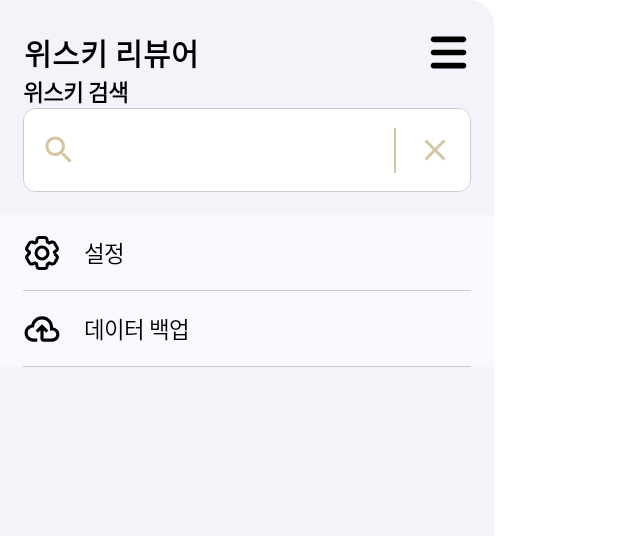
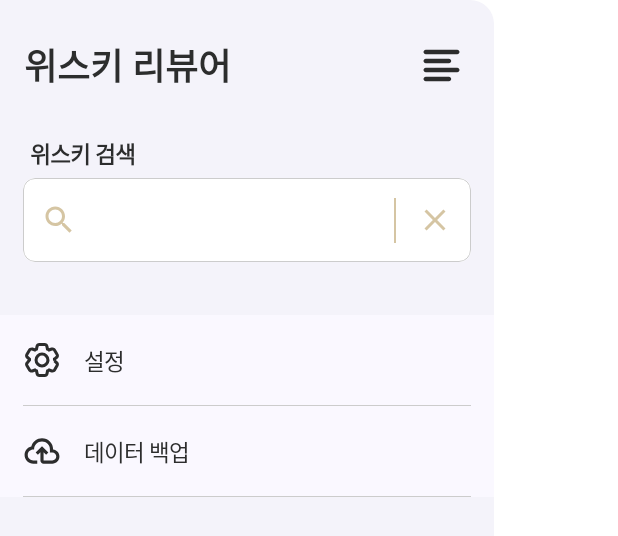
Before and after one commit to applepepsi/WhiskeyReviewer, an Android app built with Jetpack Compose: the @Preview function ModalNavPreview, on a phone screen of 412 x 824 dp. Shown: the top 536 px of the screen. Run offline under Robolectric (Android 15) with nearby library versions, the phone set to English and light mode, and no system bars.

Commit message:
전체적인 디자인 조정

```diff
--- a/app/build.gradle
+++ b/app/build.gradle
@@ -106,4 +106,6 @@ dependencies {
     //텝 페이저
     implementation("com.google.accompanist:accompanist-pager:0.28.0")
     implementation("com.google.accompanist:accompanist-pager-indicators:0.28.0")
+
+    implementation 'androidx.appcompat:appcompat:1.4.1'
 }
--- a/app/src/main/java/com/example/whiskeyreviewer/component/customComponent/TitleComponent.kt
+++ b/app/src/main/java/com/example/whiskeyreviewer/component/customComponent/TitleComponent.kt
@@ -41,7 +41,7 @@ fun MainTitleComponent(
         text = value,
         style = TextStyle.Default.copy(
             color = Color.Black,
-            fontSize = 18.sp,
+            fontSize = 22.sp,
             fontWeight = FontWeight.Bold
         )
     )
--- a/app/src/main/java/com/example/whiskeyreviewer/component/customComponent/customSearchComponent.kt
+++ b/app/src/main/java/com/example/whiskeyreviewer/component/customComponent/customSearchComponent.kt
@@ -39,7 +39,7 @@ fun CustomSearchBoxComponent(
 
     Box(
         modifier = Modifier
-            .padding(start = 15.dp, end =15.dp)
+            .padding(start = 15.dp, end =15.dp,)
             .fillMaxWidth()
 
             .clip(RoundedCornerShape(8.dp))
--- a/app/src/main/java/com/example/whiskeyreviewer/component/home/CustomFilterComponent.kt
+++ b/app/src/main/java/com/example/whiskeyreviewer/component/home/CustomFilterComponent.kt
@@ -12,8 +12,10 @@ import com.example.whiskeyreviewer.viewModel.WriteReviewViewModel
 
 @Composable
 fun CustomFilterRow(writeReviewViewModel: WriteReviewViewModel) {
+
+
     LazyRow(
-        modifier = Modifier.padding(vertical = 7.dp, horizontal = 8.dp),
+        modifier = Modifier.padding(vertical = 12.dp, horizontal = 8.dp),
         horizontalArrangement = Arrangement.spacedBy(8.dp),
     ) {
         item{
--- a/app/src/main/java/com/example/whiskeyreviewer/component/home/NavigationDrawerComponent.kt
+++ b/app/src/main/java/com/example/whiskeyreviewer/component/home/NavigationDrawerComponent.kt
@@ -46,6 +46,7 @@ import androidx.navigation.compose.rememberNavController
 import com.example.whiskeyreviewer.R
 import com.example.whiskeyreviewer.component.customComponent.CustomSearchBoxComponent
 import com.example.whiskeyreviewer.data.NavigationDrawerItems
+import com.example.whiskeyreviewer.ui.theme.LightBlackColor
 import com.example.whiskeyreviewer.ui.theme.WhiskeyReviewerTheme
 import kotlinx.coroutines.CoroutineScope
 import kotlinx.coroutines.launch
@@ -65,15 +66,15 @@ fun NavigationDrawerComponent(drawerState: DrawerState, scope: CoroutineScope) {
         Row(
             modifier= Modifier
                 .fillMaxWidth()
-                .padding(start = 8.dp, end = 15.dp),
+                .padding(start = 8.dp, end = 20.dp,top=5.dp),
             horizontalArrangement = Arrangement.SpaceBetween,
             verticalAlignment = Alignment.CenterVertically
         ){
             Text(
                 text="위스키 리뷰어",
                 style = TextStyle.Default.copy(
-                    color = Color.Black,
-                    fontSize = 20.sp,
+                    color = LightBlackColor,
+                    fontSize = 24.sp,
                     fontWeight = FontWeight.Bold
                 ),
                 modifier = Modifier.padding(start=8.dp)
@@ -89,25 +90,25 @@ fun NavigationDrawerComponent(drawerState: DrawerState, scope: CoroutineScope) {
                     },
                 imageVector = ImageVector.vectorResource(R.drawable.menu_icon),
                 contentDescription = "",
-                tint = Color.Black,
+                tint =LightBlackColor,
             )
         }
 
+        Spacer(modifier = Modifier.height(30.dp))
 
         Column(
             modifier = Modifier
                 .fillMaxWidth(),
-
             ) {
 
             Text(
                 text="위스키 검색",
                 style = TextStyle.Default.copy(
-                    color = Color.Black,
+                    color = LightBlackColor,
                     fontSize = 15.sp,
                     fontWeight = FontWeight.Bold
                 ),
-                modifier = Modifier.padding(start=15.dp)
+                modifier = Modifier.padding(start=20.dp,bottom=5.dp)
             )
             Row(
                 modifier = Modifier
@@ -123,6 +124,8 @@ fun NavigationDrawerComponent(drawerState: DrawerState, scope: CoroutineScope) {
             }
 
         }
+
+        Spacer(Modifier.height(20.dp))
 
         NavigationDrawerItemsComponent(
             navController = mainNavController,
@@ -173,16 +176,18 @@ fun NavigationDrawerItem(
     val selected = currentDestination?.hierarchy?.any { it.route == screen.screenRoute } == true
     val interactionSource = remember { MutableInteractionSource() }
 
-    Column(Modifier
+    Column(
+        Modifier
             .fillMaxWidth()
             .clickable(
                 onClick = {
                     Log.d("선택된 루트2", screen.screenRoute)
 
-                when(screen.screenRoute){
+                    when (screen.screenRoute) {
                         NavigationDrawerItems.BACKUP -> {
 
                         }
+
                         else -> {
                             modalNavController.navigate(screen.screenRoute) {
                                 popUpTo(modalNavController.graph.findStartDestination().id)
@@ -190,22 +195,24 @@ fun NavigationDrawerItem(
                             }
                         }
                     }
-            },)
+                },
+            )
     ) {
         Row(
             modifier = Modifier
                 .padding(start = 15.dp)
 
-                .height(50.dp),
+                .height(60.dp),
 
             verticalAlignment = Alignment.CenterVertically,
 
             ) {
-            Image(
-                painter = painterResource(id = screen.icon),
+            Icon(
+                imageVector = ImageVector.vectorResource(screen.icon),
                 contentDescription = screen.title,
                 modifier = Modifier
-                    .size(25.dp)
+                    .size(25.dp),
+                tint = LightBlackColor
             )
 
             Spacer(modifier = Modifier.width(15.dp))
@@ -213,7 +220,7 @@ fun NavigationDrawerItem(
             Text(
                 text = screen.title,
                 style = TextStyle.Default.copy(
-                    color = Color.Black,
+                    color = LightBlackColor,
                     fontSize = 15.sp,
                     fontWeight = FontWeight.Normal
                 ),
--- a/app/src/main/java/com/example/whiskeyreviewer/ui/theme/Color.kt
+++ b/app/src/main/java/com/example/whiskeyreviewer/ui/theme/Color.kt
@@ -14,5 +14,5 @@ val Pink40 = Color(0xFF7D5260)
 val MainColor = Color(0xFFD5C5A3)
 
 val OrangeColor =Color(0xFFFF7F00)
-
+val LightOrangeColor =Color(0xFFFFA500)
 val LightBlackColor =Color(0xFF2C2D2D)
--- a/app/src/main/res/drawable/menu_icon.xml
+++ b/app/src/main/res/drawable/menu_icon.xml
@@ -5,6 +5,7 @@
     android:viewportWidth="50"
     android:viewportHeight="50">
     <path
-        android:fillColor="#FFD5C5A3"
-        android:pathData="M41.67 36.46c0.8 0 1.57 0.3 2.15 0.86 0.58 0.56 0.93 1.31 0.97 2.11 0.04 0.8-0.24 1.59-0.76 2.2-0.53 0.6-1.26 0.99-2.06 1.06l-0.3 0.02H8.33c-0.8 0-1.57-0.31-2.15-0.87-0.58-0.55-0.93-1.3-0.97-2.1-0.04-0.8 0.24-1.6 0.76-2.2 0.53-0.6 1.26-0.99 2.06-1.07l0.3-0.01h33.34Zm0-14.59c0.83 0 1.62 0.33 2.2 0.92 0.6 0.59 0.92 1.38 0.92 2.21 0 0.83-0.33 1.62-0.91 2.21-0.59 0.59-1.38 0.91-2.21 0.91H8.33c-0.83 0-1.62-0.32-2.2-0.91C5.52 26.62 5.2 25.83 5.2 25c0-0.83 0.33-1.62 0.91-2.21 0.59-0.59 1.38-0.91 2.21-0.91h33.34Zm0-14.58c0.83 0 1.62 0.33 2.2 0.92 0.6 0.58 0.92 1.38 0.92 2.2 0 0.84-0.33 1.63-0.91 2.22-0.59 0.58-1.38 0.91-2.21 0.91H8.33c-0.83 0-1.62-0.33-2.2-0.91-0.6-0.59-0.92-1.38-0.92-2.21 0-0.83 0.33-1.63 0.91-2.21 0.59-0.59 1.38-0.92 2.21-0.92h33.34Z"/>
+        android:fillColor="#FF1E1E1E"
+        android:fillType="evenOdd"
+        android:pathData="M5 20c0-0.66 0.26-1.3 0.73-1.77s1.1-0.73 1.77-0.73h25.77c0.66 0 1.3 0.26 1.77 0.73s0.73 1.1 0.73 1.77c0 0.66-0.26 1.3-0.73 1.77s-1.1 0.73-1.77 0.73H7.5c-0.66 0-1.3-0.26-1.77-0.73S5 20.67 5 20Zm0-10c0-0.66 0.26-1.3 0.73-1.77S6.83 7.5 7.5 7.5h35c0.66 0 1.3 0.26 1.77 0.73S45 9.33 45 10c0 0.66-0.26 1.3-0.73 1.77s-1.1 0.73-1.77 0.73h-35c-0.66 0-1.3-0.26-1.77-0.73S5 10.67 5 10Zm0 20c0-0.66 0.26-1.3 0.73-1.77s1.1-0.73 1.77-0.73h35c0.66 0 1.3 0.26 1.77 0.73S45 29.33 45 30c0 0.66-0.26 1.3-0.73 1.77s-1.1 0.73-1.77 0.73h-35c-0.66 0-1.3-0.26-1.77-0.73S5 30.67 5 30Zm0 10c0-0.66 0.26-1.3 0.73-1.77s1.1-0.73 1.77-0.73h25.77c0.66 0 1.3 0.26 1.77 0.73s0.73 1.1 0.73 1.77c0 0.66-0.26 1.3-0.73 1.77s-1.1 0.73-1.77 0.73H7.5c-0.66 0-1.3-0.26-1.77-0.73S5 40.67 5 40Z"/>
 </vector>
```
Also changed, not shown: app/src/main/java/com/example/whiskeyreviewer/component/customComponent/AppBarComponent.kt (added, +51 -0 lines), app/src/main/java/com/example/whiskeyreviewer/component/customComponent/customDropDownMenu.kt (+7 -4 lines), app/src/main/java/com/example/whiskeyreviewer/component/customIcon/customIcon.kt (+10 -9 lines), app/src/main/java/com/example/whiskeyreviewer/component/home/TapLayoutComponent.kt (+46 -3 lines), app/src/main/java/com/example/whiskeyreviewer/component/home/homeViewComponent.kt (+40 -15 lines), app/src/main/java/com/example/whiskeyreviewer/view/HomeView.kt (+11 -17 lines), app/src/main/res/drawable/jack.jpg (added). Lines whose indentation alone changed are shown as unchanged.
